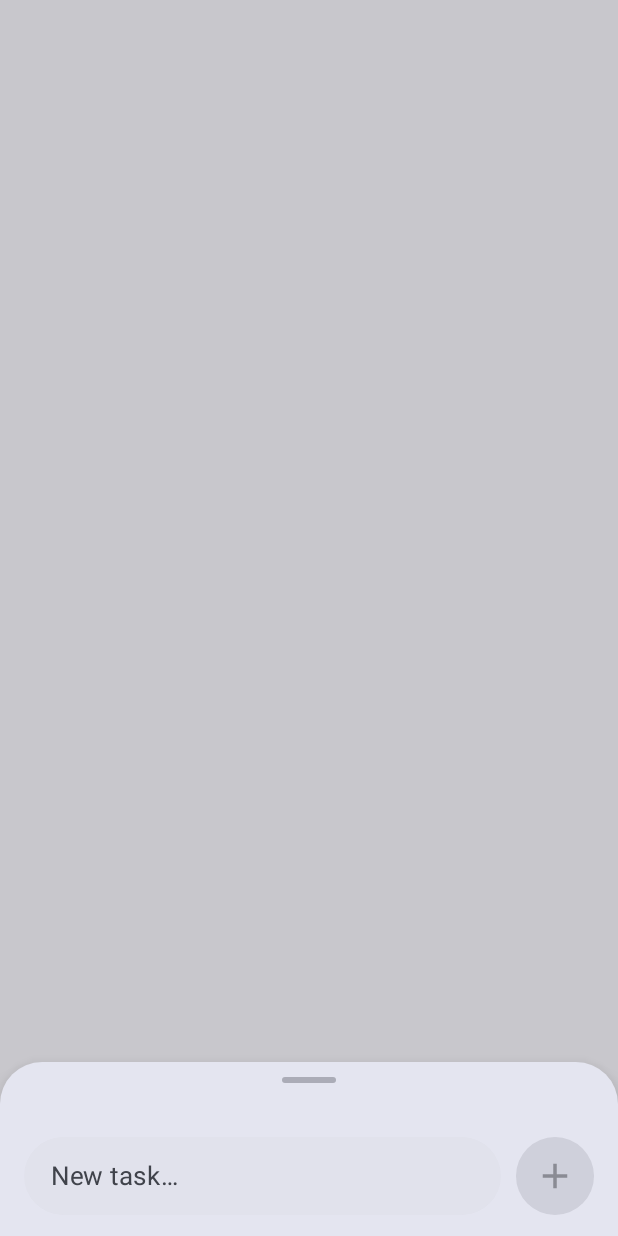
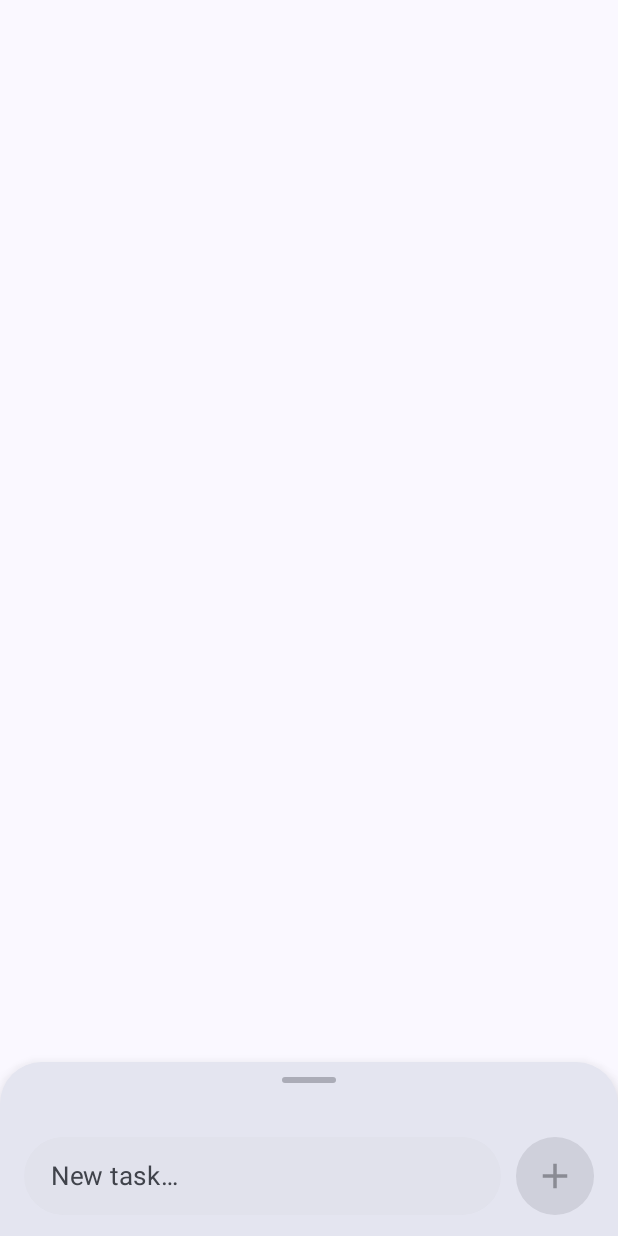
Before and after one commit to TimKroeger13/Envylist, an Android app built with Jetpack Compose: the composable QuickAddSheet called with empty values, on a phone screen of 412 x 824 dp. Run offline under Robolectric (Android 15) with nearby library versions, the phone set to English and light mode, and no system bars; libraries missing offline, so code that uses them is left out: sh.calvin.reorderable; 1 statement that could not run was skipped.

Commit message:
Quick add: no background dimming
Co-Authored-By: Claude Opus 5.5 <noreply@anthropic.com>

```diff
--- a/app/src/main/java/app/neidliste/ui/components/QuickAddSheet.kt
+++ b/app/src/main/java/app/neidliste/ui/components/QuickAddSheet.kt
@@ -79,7 +79,7 @@ fun QuickAddSheet(listName: String, onAdd: (String) -> Unit, onClose: () -> Unit
     Box(
         modifier = Modifier
             .fillMaxSize()
-            .background(Color.Black.copy(alpha = 0.2f))
+            // no dimming: only the input bar itself is visible
             .clickable(interactionSource = noRipple, indication = null, onClick = closeFromOutside),
         contentAlignment = Alignment.BottomCenter,
     ) {
```
